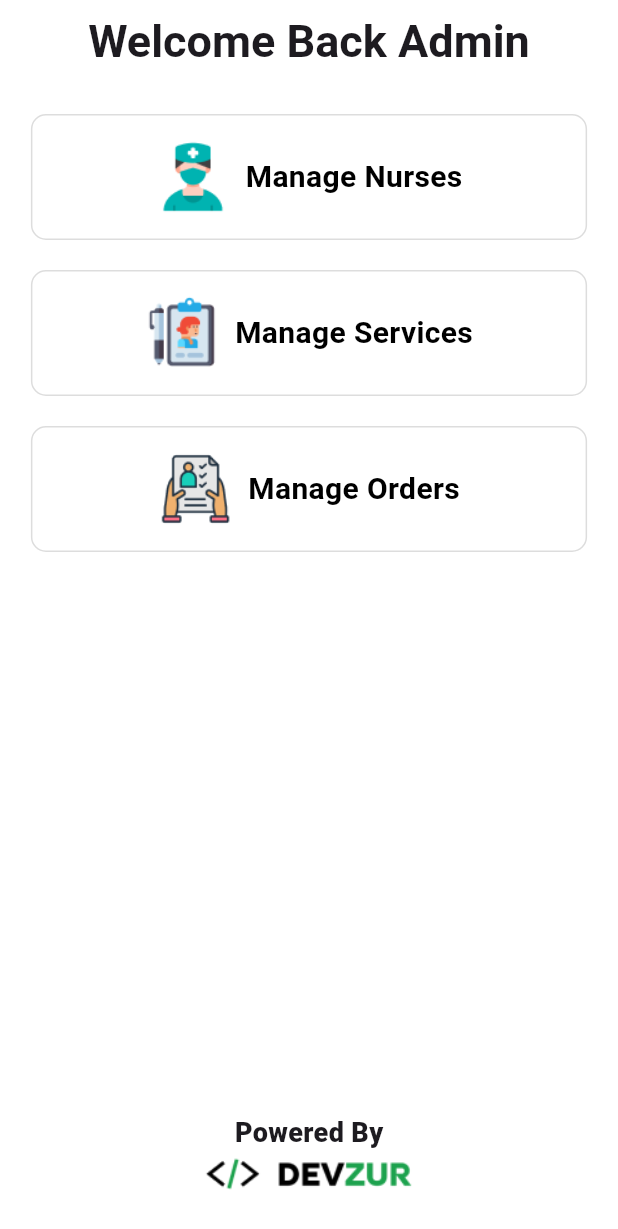
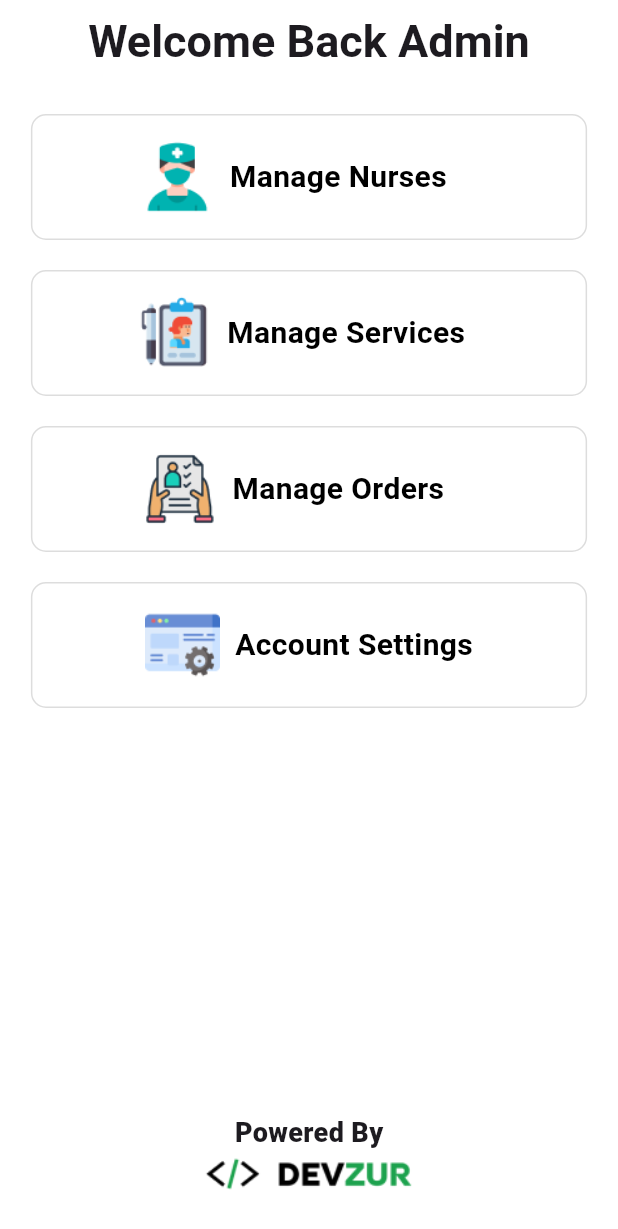
Before and after one commit to ZouheirN/nurse-app, a Flutter app: the AdminDashboardPage screen opened by its route, on a phone screen of 412 x 824 dp. Shown: the top 1229 px of the screen. Run offline on Flutter 3.47's test engine with Material 3 defaults, Android fonts, the phone set to English and light mode, and no system bars; our stand-ins replace dropdown_button2, image_picker, intl_phone_field, shared_preferences; accounts and stored records are empty.

Commit message:
Update admin_dashboard_page.dart

```diff
--- a/lib/pages/admin/admin_dashboard_page.dart
+++ b/lib/pages/admin/admin_dashboard_page.dart
@@ -26,12 +26,12 @@ class AdminDashboardPage extends StatelessWidget {
         children: [
           Center(
             child: Column(
-              crossAxisAlignment: CrossAxisAlignment.center,
+              crossAxisAlignment: CrossAxisAlignment.start,
               children: [
                 const SizedBox(height: 20),
                 AdminCard(
                   imagePath: 'assets/images/nurse.png',
-                  text: 'Manage Nurses',
+                  text: 'Manage Nurses    ',
                   onTap: () {
                     Navigator.pushNamed(context, '/manageNurses');
                   },
@@ -39,7 +39,7 @@ class AdminDashboardPage extends StatelessWidget {
                 const SizedBox(height: 20),
                 AdminCard(
                   imagePath: 'assets/images/register.png',
-                  text: 'Manage Services',
+                  text: 'Manage Services  ',
                   onTap: () {
                     Navigator.pushNamed(context, '/manageServices');
                   },
@@ -47,9 +47,17 @@ class AdminDashboardPage extends StatelessWidget {
                 const SizedBox(height: 20),
                 AdminCard(
                   imagePath: 'assets/images/job-application.png',
-                  text: 'Manage Orders',
+                  text: 'Manage Orders    ',
                   onTap: () {
                     Navigator.pushNamed(context, '/manageOrders');
+                  },
+                ),
+                const SizedBox(height: 20),
+                AdminCard(
+                  imagePath: 'assets/images/settings.png',
+                  text: 'Account Settings',
+                  onTap: () {
+                    Navigator.pushNamed(context, '/adminSettings');
                   },
                 ),
               ],
```
